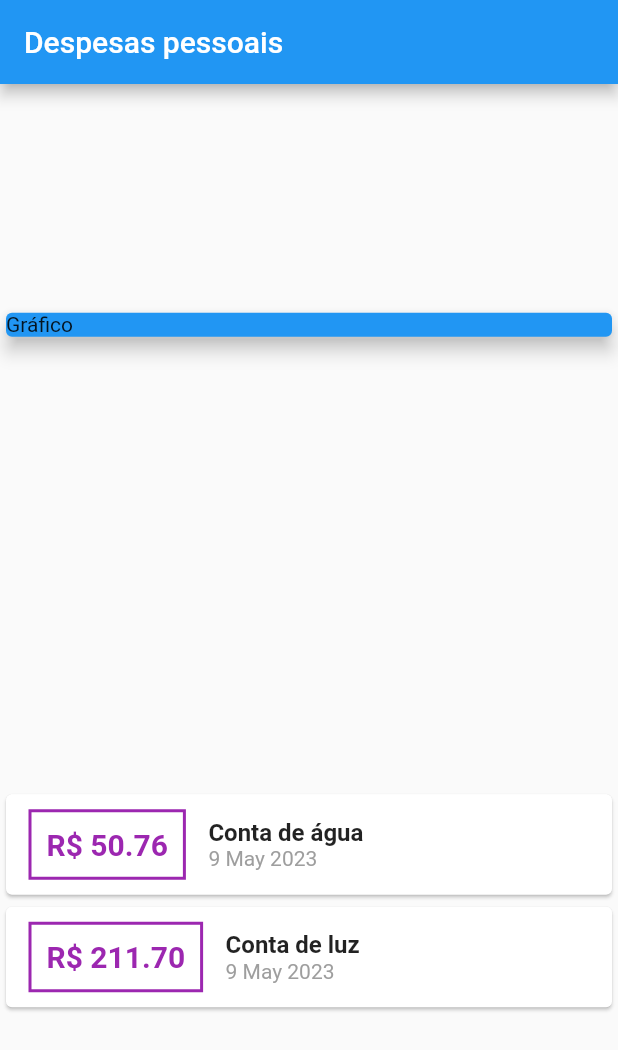
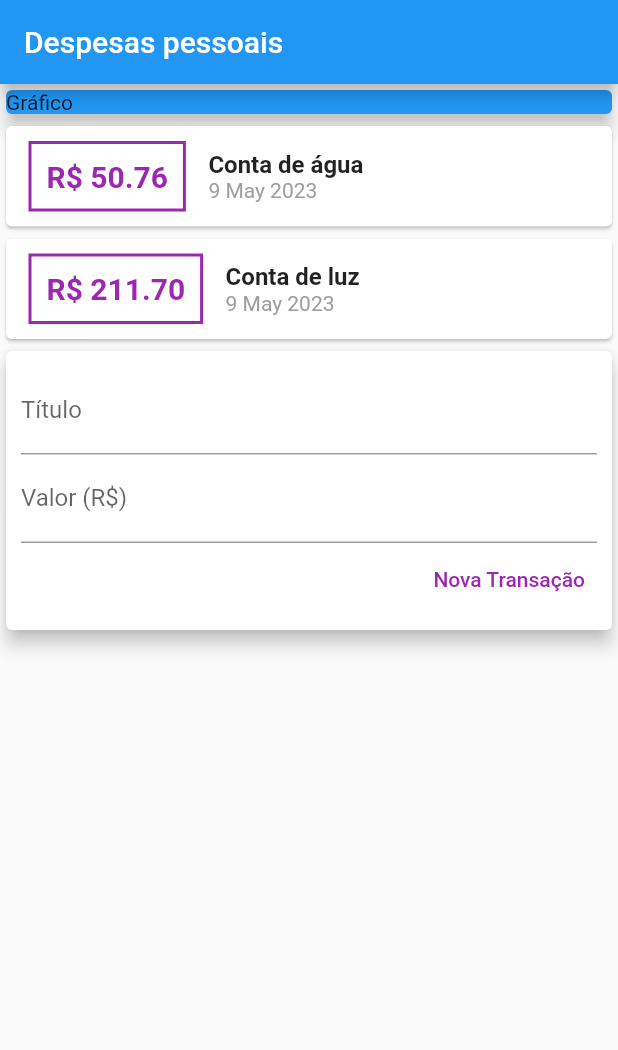
Before and after one commit to jonataslaet/udemy, a Flutter app: the screen it shows after launch, on a phone screen of 412 x 824 dp. Shown: the top 1050 px of the screen. Run offline on Flutter 3.47's test engine with Material 2 defaults, Android fonts, the phone set to English and light mode, and no system bars.

Commit message:
curso-flutter: Construindo App Real - Despesas Pessoais
Usando TextField

```diff
--- a/ws-curso-flutter/expenses/lib/main.dart
+++ b/ws-curso-flutter/expenses/lib/main.dart
@@ -1,5 +1,3 @@
-
-
 import 'package:expenses/models/transaction.dart';
 import 'package:flutter/material.dart';
 import 'package:flutter/src/widgets/framework.dart';
@@ -20,52 +18,49 @@ class ExpensesApp extends StatelessWidget {
 }
 
 class MyHomePage extends StatelessWidget {
+
+  final titleController = TextEditingController();
+  final valueController = TextEditingController();
+
   final _transactions = [
-    Transaction(id: 't1', title: 'Conta de água', value: 50.76, date: DateTime.now()),
-    Transaction(id: 't2', title: 'Conta de luz', value: 211.70, date: DateTime.now())
+    Transaction(
+        id: 't1', title: 'Conta de água', value: 50.76, date: DateTime.now()),
+    Transaction(
+        id: 't2', title: 'Conta de luz', value: 211.70, date: DateTime.now())
   ];
   @override
   Widget build(BuildContext context) {
     return Scaffold(
       appBar: AppBar(
-        title: Text('Despesas pessoais'),
+        title: const Text('Despesas pessoais'),
       ),
       body: Column(
-        mainAxisAlignment: MainAxisAlignment.spaceAround,
         crossAxisAlignment: CrossAxisAlignment.stretch,
         children: [
-          Container(
+          const SizedBox(
             width: double.infinity,
-            child: Card(
-              color: Colors.blue,
-              child: Text('Gráfico'),
-              elevation: 5,
-            ),
+            child:
+                Card(color: Colors.blue, elevation: 5, child: Text('Gráfico')),
           ),
           Column(
-            children: _transactions.map((t){
+            children: _transactions.map((t) {
               return Card(
-                child: Row(
-                  children: [
+                child: Row(children: [
                   Container(
                     margin: const EdgeInsets.symmetric(
-                        horizontal: 15,
-                        vertical: 10
-                      ),
+                        horizontal: 15, vertical: 10),
                     decoration: BoxDecoration(
                         border: Border.all(
                       color: Colors.purple,
                       width: 2,
-                        )
-                      ),
+                    )),
                     padding: const EdgeInsets.all(10),
                     child: Text(
                       'R\$ ${t.value.toStringAsFixed(2)}',
                       style: const TextStyle(
                           fontWeight: FontWeight.bold,
                           fontSize: 20,
-                          color: Colors.purple
-                        ),
+                          color: Colors.purple),
                     ),
                   ),
                   Column(
@@ -78,17 +73,53 @@ class MyHomePage extends StatelessWidget {
                           fontWeight: FontWeight.bold,
                         ),
                       ),
-                        Text(
-                          DateFormat('d MMM y').format(t.date),
+                      Text(DateFormat('d MMM y').format(t.date),
                           style: const TextStyle(
                             color: Colors.grey,
-                          )
-                        ),
+                          )),
                     ],
                   )
                 ]),
               );
             }).toList(),
+          ),
+          Card(
+            elevation: 5,
+            child: Padding(
+              padding: const EdgeInsets.all(10.0),
+              child: Column(
+                children: [
+                  TextField(
+                    controller: titleController,
+                    decoration: const InputDecoration(
+                      labelText: 'Título',
+                    ),
+                  ),
+                  TextField(
+                    controller: valueController,
+                    decoration: const InputDecoration(
+                      labelText: 'Valor (R\$)',
+                    ),
+                  ),
+                  Row(
+                    mainAxisAlignment: MainAxisAlignment.end,
+                    children: [
+                      TextButton(
+                        onPressed: () {
+                          print(titleController.text);
+                          print(valueController.text);
+                        },
+                        style: TextButton.styleFrom(
+                          backgroundColor: Colors.white,
+                          foregroundColor: Colors.purple,
+                        ),
+                        child: const Text("Nova Transação"),
+                      ),
+                    ],
+                  )
+                ],
+              ),
+            ),
           )
         ],
       ),
```
Lines whose indentation alone changed are shown as unchanged.
